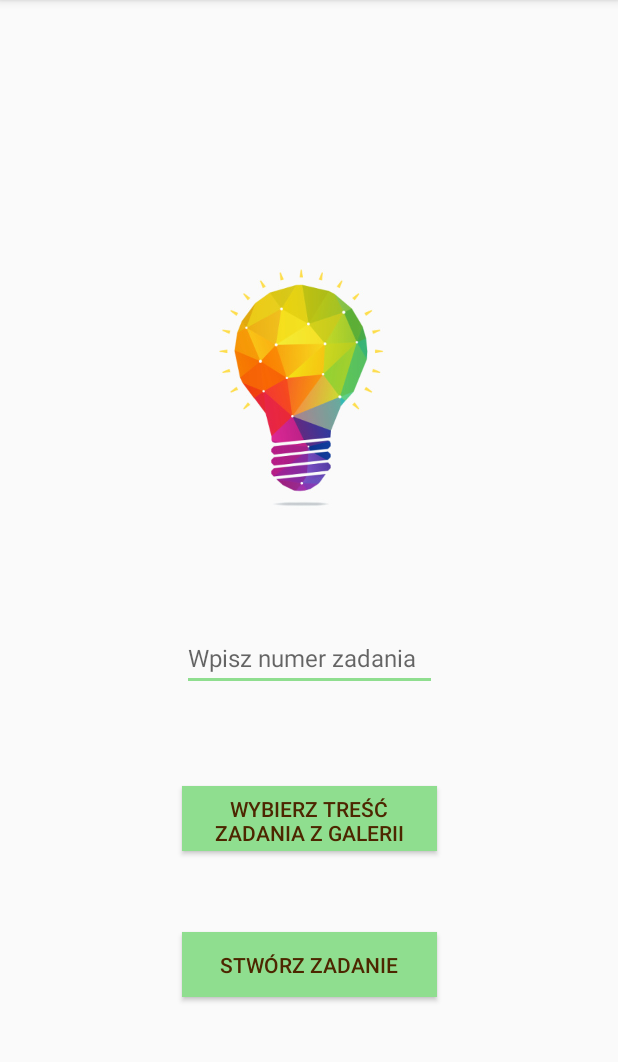
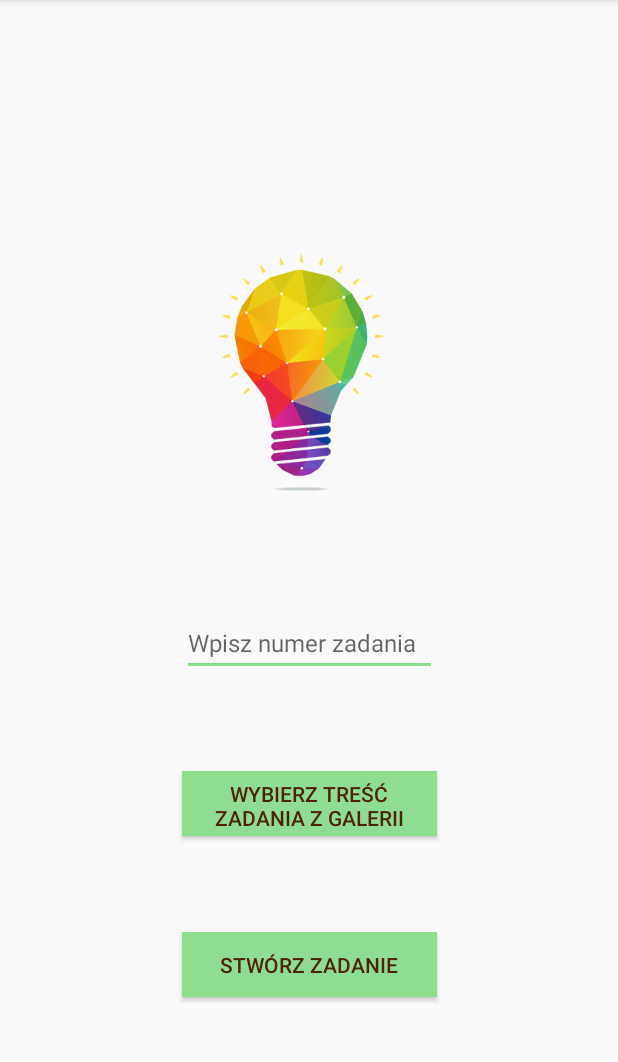
Before and after one commit to martakuta/ExShare, an Android app: the fragment AddExerciseFragment shown on its own in the app's theme, on a phone screen of 412 x 824 dp, the part 84-1146 px from its top. Run offline under Robolectric (Android 15) with nearby library versions, the phone set to English and light mode, and no system bars; our stand-ins replace Firebase (no records; nobody signed in at launch, a user with empty details on screens opened directly), Picasso; pictures from the network do not load; 2 statements that could not run were skipped.

Commit message:
style fix

```diff
--- a/app/src/main/res/layout/fragment_add_exercise.xml
+++ b/app/src/main/res/layout/fragment_add_exercise.xml
@@ -10,7 +10,7 @@
 
     <ImageView
         android:id="@+id/add_content_image"
-        android:layout_width="match_parent"
+        android:layout_width="0dp"
         android:layout_height="200dp"
         android:layout_marginLeft="50dp"
         android:layout_marginRight="50dp"
@@ -26,7 +26,7 @@
         android:id="@+id/exercise_number"
         android:layout_width="170dp"
         android:layout_height="43dp"
-        android:layout_marginTop="10dp"
+        android:layout_marginTop="20dp"
         android:autofillHints=""
         android:ems="10"
         android:hint="@string/add_exercise_number"
@@ -43,7 +43,7 @@
         android:id="@+id/add_image_btn"
         android:layout_width="170dp"
         android:layout_height="43dp"
-        android:layout_marginTop="10dp"
+        android:layout_marginTop="20dp"
         android:background="@color/myLightGreen"
         android:padding="5dp"
         android:text="@string/add_content_gallery"
@@ -58,7 +58,8 @@
         android:id="@+id/upload_btn"
         android:layout_width="170dp"
         android:layout_height="43dp"
-        android:layout_marginBottom="50dp"
+        android:layout_marginTop="20dp"
+        android:layout_marginBottom="60dp"
         android:background="@color/myLightGreen"
         android:padding="5dp"
         android:text="@string/upload_content"
```
